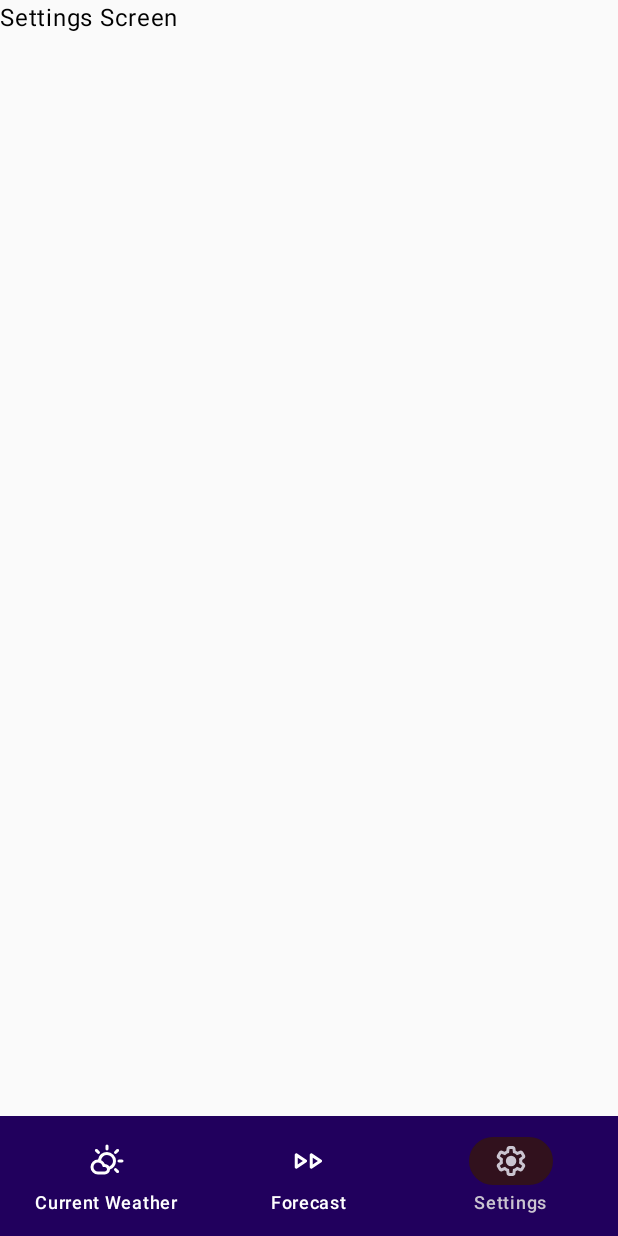
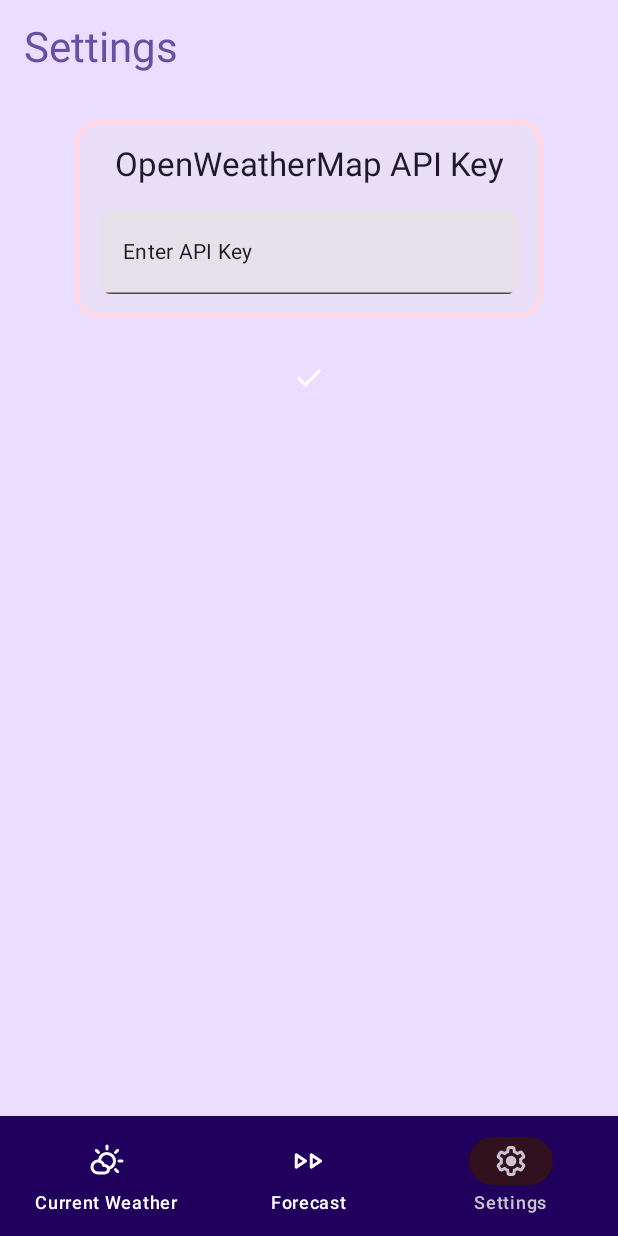
Before and after one commit to Hikari03/weatherapp, an Android app built with Jetpack Compose: the screen it shows after launch (MainActivity), item 3 of the bottom bar chosen, on a phone screen of 412 x 824 dp. Run offline under Robolectric (Android 15) with nearby library versions, the phone set to English and light mode, and no system bars.

Commit message:
implement settings

```diff
--- a/app/build.gradle.kts
+++ b/app/build.gradle.kts
@@ -2,6 +2,7 @@
     alias(libs.plugins.android.application)
     alias(libs.plugins.kotlin.android)
     alias(libs.plugins.kotlin.compose)
+    alias(libs.plugins.ksp)
     kotlin("plugin.serialization") version "1.9.0"
 }
 
@@ -53,6 +54,10 @@
     implementation(libs.androidx.ui.text.google.fonts)
     implementation(libs.androidx.navigation.runtime.android)
     implementation(libs.androidx.navigation.compose)
+    implementation(libs.androidx.datastore.preferences)
+    implementation(platform(libs.koin.bom))
+    implementation(libs.koin.android)
+    implementation(libs.koin.android.compose)
     testImplementation(libs.junit)
     androidTestImplementation(libs.androidx.junit)
     androidTestImplementation(libs.androidx.espresso.core)
--- a/app/src/main/AndroidManifest.xml
+++ b/app/src/main/AndroidManifest.xml
@@ -3,6 +3,7 @@
     xmlns:tools="http://schemas.android.com/tools">
 
     <application
+        android:name=".App"
         android:allowBackup="true"
         android:dataExtractionRules="@xml/data_extraction_rules"
         android:fullBackupContent="@xml/backup_rules"
--- a/app/src/main/java/cz/cvut/fit/houdeda2/weather_app/App.kt
+++ b/app/src/main/java/cz/cvut/fit/houdeda2/weather_app/App.kt
@@ -1,9 +1,23 @@
 package cz.cvut.fit.houdeda2.weather_app
 
 import android.app.Application
+import android.content.Context
+import cz.cvut.fit.houdeda2.weather_app.core.di.appModule
+import cz.cvut.fit.houdeda2.weather_app.features.settings.di.settingsModule
+import org.koin.android.ext.koin.androidContext
+import org.koin.core.context.GlobalContext.startKoin
+
+private lateinit var application: Application
+val appContext: Context get() = application
+
 
 class App : Application() {
     override fun onCreate() {
         super.onCreate()
+        startKoin {
+            androidContext(this@App)
+            modules(appModule, settingsModule)
+        }
+        application = this@App
     }
 }
--- a/app/src/main/java/cz/cvut/fit/houdeda2/weather_app/MainActivity.kt
+++ b/app/src/main/java/cz/cvut/fit/houdeda2/weather_app/MainActivity.kt
@@ -1,5 +1,6 @@
 package cz.cvut.fit.houdeda2.weather_app
 
+import android.content.Context
 import android.os.Bundle
 import androidx.activity.ComponentActivity
 import androidx.activity.compose.setContent
@@ -12,8 +13,13 @@
 import androidx.compose.runtime.Composable
 import androidx.compose.ui.Modifier
 import androidx.compose.ui.tooling.preview.Preview
+import androidx.datastore.core.DataStore
+import androidx.datastore.preferences.core.Preferences
+import androidx.datastore.preferences.preferencesDataStore
 import cz.cvut.fit.houdeda2.weather_app.core.presentation.ui.MainScreen
 import cz.cvut.fit.houdeda2.weather_app.core.presentation.ui.theme.AppTheme
+
+
 
 class MainActivity : ComponentActivity() {
     override fun onCreate(savedInstanceState: Bundle?) {
--- /dev/null
+++ b/app/src/main/java/cz/cvut/fit/houdeda2/weather_app/core/di/AppModule.kt
@@ -0,0 +1,11 @@
+package cz.cvut.fit.houdeda2.weather_app.core.di
+
+import android.content.Context
+import androidx.datastore.core.DataStore
+import androidx.datastore.preferences.core.Preferences
+import org.koin.android.ext.koin.androidContext
+import org.koin.dsl.module
+
+val appModule = module {
+
+}
--- a/app/src/main/java/cz/cvut/fit/houdeda2/weather_app/core/presentation/ui/Navigation.kt
+++ b/app/src/main/java/cz/cvut/fit/houdeda2/weather_app/core/presentation/ui/Navigation.kt
@@ -28,7 +28,7 @@
         }
 
         composable<Screens.TopLevel.Settings> {
-            SettingsScreen(navController)
+            SettingsScreen()
         }
     }
 
--- /dev/null
+++ b/app/src/main/java/cz/cvut/fit/houdeda2/weather_app/features/settings/data/SettingsDataStore.kt
@@ -0,0 +1,26 @@
+package cz.cvut.fit.houdeda2.weather_app.features.settings.data
+
+import android.content.Context
+import androidx.datastore.preferences.core.edit
+import androidx.datastore.preferences.core.stringPreferencesKey
+import androidx.datastore.preferences.preferencesDataStore
+import cz.cvut.fit.houdeda2.weather_app.appContext
+import kotlinx.coroutines.flow.first
+
+object SettingsDataStore {
+
+    private val apiStoreKey = stringPreferencesKey("api_key")
+    private val Context.dataStore by preferencesDataStore(name = "settings")
+
+    suspend fun getAPIKey(): String {
+        val preferences = appContext.dataStore.data.first()
+        return preferences[apiStoreKey] ?: ""
+    }
+
+    suspend fun setAPIKey(apiKey: String) {
+        appContext.dataStore.edit { preferences ->
+            preferences[apiStoreKey] = apiKey
+        }
+    }
+
+}
--- /dev/null
+++ b/app/src/main/java/cz/cvut/fit/houdeda2/weather_app/features/settings/di/SettingsModule.kt
@@ -0,0 +1,13 @@
+package cz.cvut.fit.houdeda2.weather_app.features.settings.di
+
+import cz.cvut.fit.houdeda2.weather_app.features.settings.data.SettingsDataStore
+import cz.cvut.fit.houdeda2.weather_app.features.settings.presentation.SettingsViewModel
+import org.koin.core.module.dsl.singleOf
+import org.koin.core.module.dsl.viewModelOf
+import org.koin.dsl.module
+
+val settingsModule = module {
+
+    viewModelOf(::SettingsViewModel)
+
+}
--- a/app/src/main/java/cz/cvut/fit/houdeda2/weather_app/features/settings/presentation/SettingsScreen.kt
+++ b/app/src/main/java/cz/cvut/fit/houdeda2/weather_app/features/settings/presentation/SettingsScreen.kt
@@ -1,12 +1,134 @@
 package cz.cvut.fit.houdeda2.weather_app.features.settings.presentation
 
+import androidx.compose.foundation.border
+import androidx.compose.foundation.layout.Column
+import androidx.compose.foundation.layout.fillMaxSize
+import androidx.compose.foundation.layout.padding
+import androidx.compose.material3.Card
+import androidx.compose.material3.CardDefaults
+import androidx.compose.material3.ExperimentalMaterial3Api
+import androidx.compose.material3.Icon
+import androidx.compose.material3.IconButton
+import androidx.compose.material3.MaterialTheme
+import androidx.compose.material3.Scaffold
 import androidx.compose.material3.Text
+import androidx.compose.material3.TextField
+import androidx.compose.material3.TopAppBar
+import androidx.compose.material3.TopAppBarDefaults
 import androidx.compose.runtime.Composable
-import androidx.navigation.NavController
+import androidx.compose.runtime.getValue
+import androidx.compose.runtime.mutableStateOf
+import androidx.compose.runtime.saveable.rememberSaveable
+import androidx.compose.runtime.setValue
+import androidx.compose.ui.Alignment
+import androidx.compose.ui.Modifier
+import androidx.compose.ui.res.painterResource
+import androidx.compose.ui.res.stringResource
+import androidx.compose.ui.unit.dp
+import cz.cvut.fit.houdeda2.weather_app.R
+import org.koin.androidx.compose.koinViewModel
+
+
+@OptIn(ExperimentalMaterial3Api::class)
+@Composable
+fun SettingsScreen(
+    viewModel: SettingsViewModel = koinViewModel(),
+) {
+
+    Scaffold(
+        topBar = {
+            TopAppBar(
+                title = {
+                    Text(
+                        text = stringResource(id = R.string.settings),
+                        style = MaterialTheme.typography.headlineMedium,
+                        color = MaterialTheme.colorScheme.primary
+                    )
+                },
+                colors = TopAppBarDefaults.topAppBarColors(
+                    containerColor = MaterialTheme.colorScheme.primaryContainer
+                )
+            )
+        },
+        containerColor = MaterialTheme.colorScheme.primaryContainer,
+    ) { paddingValues ->
+
+        Column(
+            modifier = Modifier
+                .padding(paddingValues)
+                .padding(horizontal = 16.dp, vertical = 8.dp)
+                .fillMaxSize(),
+            horizontalAlignment = Alignment.CenterHorizontally
+        ) {
+
+            var apiKey by rememberSaveable { mutableStateOf(viewModel.getAPIKey()) }
+
+            SettingCard(
+                title = stringResource(id = R.string.api_key),
+            ) {
+                TextField(
+                    value = apiKey,
+                    onValueChange = { apiKey = it },
+                    modifier = Modifier.padding(16.dp),
+                    singleLine = true,
+                    label = {
+                        Text(
+                            text = stringResource(id = R.string.enter_api_key),
+                            style = MaterialTheme.typography.bodyMedium,
+                            color = MaterialTheme.colorScheme.onSecondaryContainer
+
+                        )
+                    },
+                    textStyle = MaterialTheme.typography.bodyLarge,
+                    shape = MaterialTheme.shapes.small
+                )
+            }
+
+            IconButton(
+                onClick = {
+                    viewModel.setAPIKey(apiKey)
+                },
+                modifier = Modifier.padding(top = 8.dp)
+            ) {
+                Icon(
+                    painter = painterResource(id = R.drawable.outline_check_24),
+                    contentDescription = stringResource(id = R.string.save),
+                    tint = MaterialTheme.colorScheme.onPrimary
+                )
+            }
+        }
+
+    }
+}
 
 @Composable
-fun SettingsScreen(
-    navController: NavController,
+fun SettingCard(
+    title: String,
+    content: @Composable () -> Unit
 ) {
-    Text("Settings Screen")
+    Card(
+        modifier = Modifier
+            .padding(8.dp)
+            .border(
+                width = 3.dp,
+                color = MaterialTheme.colorScheme.tertiaryContainer,
+                shape = MaterialTheme.shapes.large
+            ),
+        colors = CardDefaults.cardColors(containerColor = MaterialTheme.colorScheme.secondaryContainer),
+
+        ) {
+        Column(
+            horizontalAlignment = Alignment.CenterHorizontally,
+        )
+        {
+            Text(
+                text = title,
+                modifier = Modifier.padding(top = 16.dp),
+                style = MaterialTheme.typography.titleLarge,
+                color = MaterialTheme.colorScheme.onSecondaryContainer
+            )
+
+            content()
+        }
+    }
 }
--- /dev/null
+++ b/app/src/main/java/cz/cvut/fit/houdeda2/weather_app/features/settings/presentation/SettingsViewModel.kt
@@ -0,0 +1,32 @@
+package cz.cvut.fit.houdeda2.weather_app.features.settings.presentation
+
+import android.util.Log
+import androidx.lifecycle.ViewModel
+import androidx.lifecycle.viewModelScope
+import cz.cvut.fit.houdeda2.weather_app.features.settings.data.SettingsDataStore
+import kotlinx.coroutines.launch
+import kotlinx.coroutines.runBlocking
+
+
+class SettingsViewModel : ViewModel() {
+
+    fun getAPIKey(): String {
+        var apiKey = ""
+        runBlocking {
+            apiKey = SettingsDataStore.getAPIKey()
+        }
+
+        Log.d("SettingsViewModel", "API Key get $apiKey")
+
+        return apiKey
+
+    }
+
+    fun setAPIKey(apiKey: String) {
+        viewModelScope.launch {
+            SettingsDataStore.setAPIKey(apiKey)
+            Log.d("SettingsViewModel", "API Key set $apiKey")
+        }
+    }
+
+}
--- /dev/null
+++ b/app/src/main/res/drawable/outline_check_24.xml
@@ -0,0 +1,5 @@
+<vector xmlns:android="http://schemas.android.com/apk/res/android" android:height="24dp" android:tint="#000000" android:viewportHeight="960" android:viewportWidth="960" android:width="24dp">
+
+    <path android:fillColor="@android:color/white" android:pathData="M382,720L154,492L211,435L382,606L749,239L806,296L382,720Z"/>
+
+</vector>
--- a/app/src/main/res/values/strings.xml
+++ b/app/src/main/res/values/strings.xml
@@ -3,4 +3,7 @@
     <string name="current_weather">Current Weather</string>
     <string name="forecast">Forecast</string>
     <string name="settings">Settings</string>
+    <string name="api_key">OpenWeatherMap API Key</string>
+    <string name="enter_api_key">Enter API Key</string>
+    <string name="save">Safe</string>
 </resources>
--- a/build.gradle.kts
+++ b/build.gradle.kts
@@ -3,4 +3,5 @@
     alias(libs.plugins.android.application) apply false
     alias(libs.plugins.kotlin.android) apply false
     alias(libs.plugins.kotlin.compose) apply false
+    alias(libs.plugins.ksp).apply(false)
 }
```
Also changed, not shown: gradle/libs.versions.toml (+9 -0 lines).
